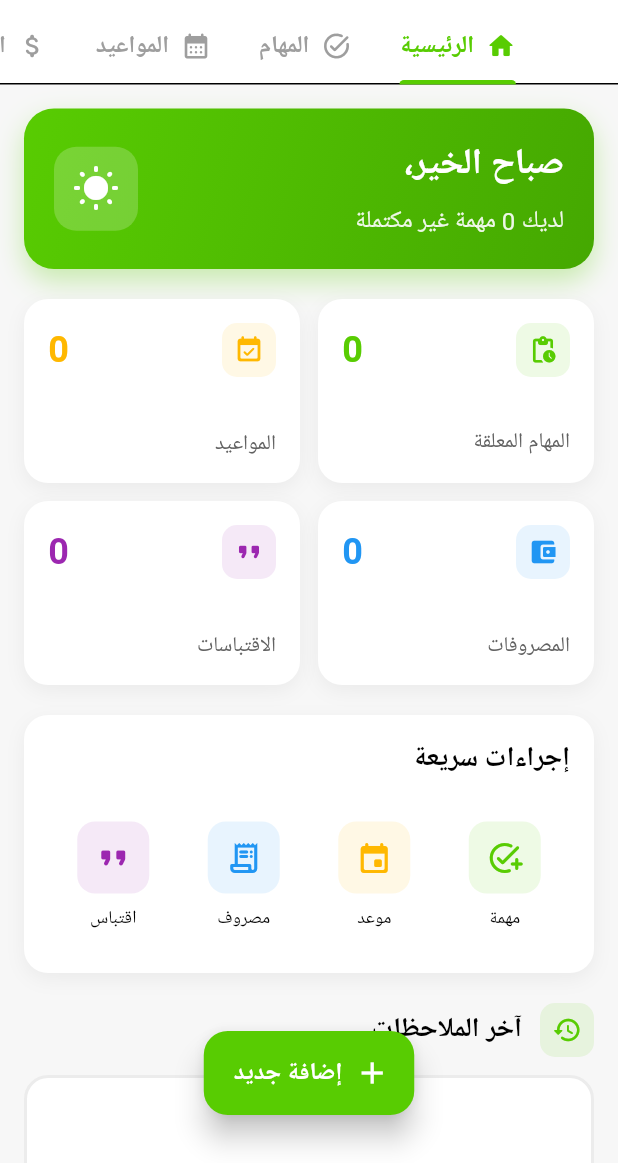
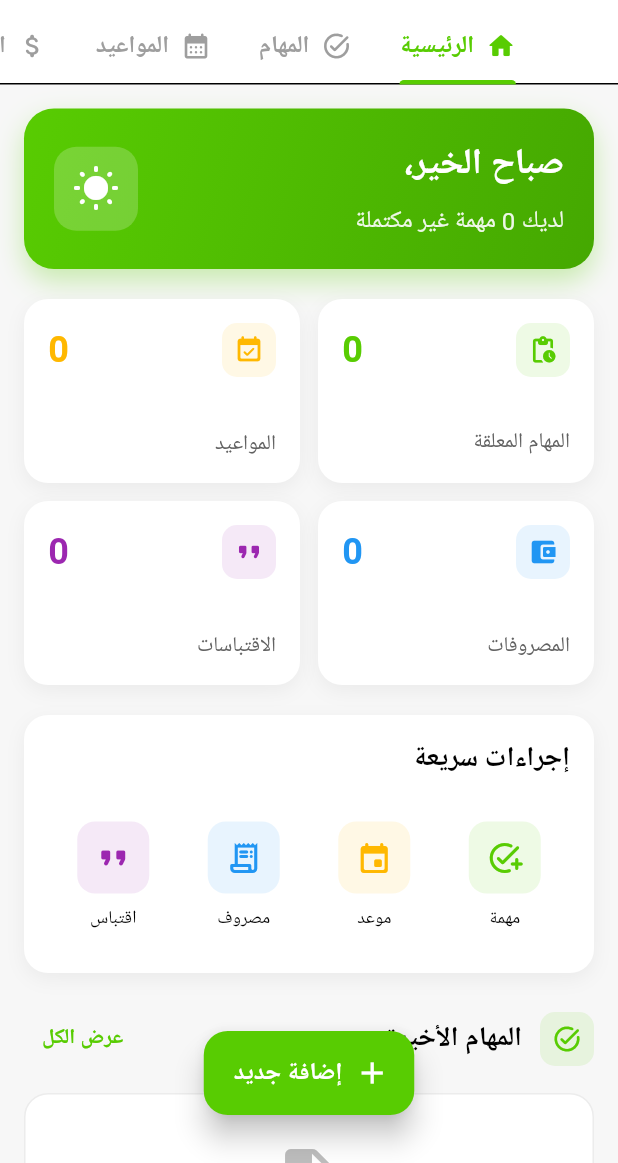
Before and after one commit to Lord-shaban/Nota, a Flutter app: the HomeScreen screen opened directly, on a phone screen of 412 x 824 dp, the part 73-1236 px from its top. Run offline on Flutter 3.47's test engine with Material 3 defaults, Android fonts, the phone set to English and light mode, and no system bars; our stand-ins replace camera, cloud_firestore, email_validator, equatable, firebase_auth, firebase_core and 12 more; missing offline and left inert: cloudinary_public; accounts and stored records are empty; Roboto replaces fonts that are missing (Tajawal).

Commit message:
feat(home): Add recent tasks widget to home screen
- Create RecentTasksWidget for displaying latest tasks
- Use same design as TaskGroupCard for consistency
- Show 5 most recent tasks with priority and due date
- Display checkbox with current completed state
- Add empty state when no tasks exist
- Filter tasks by userId and type
- Include 'عرض الكل' button for navigation
- Integrate widget into home tab
- Uses Tajawal font for consistency

Co-authored-by: ALi Sameh <178108183+Ali-0110@users.noreply.github.com>
Co-authored-by: Mahmoud Abdelrauf <170731337+Mahmoud13MA@users.noreply.github.com>

```diff
--- a/lib/ features/dashboard/home_screen.dart
+++ b/lib/ features/dashboard/home_screen.dart
@@ -14,6 +14,7 @@ import 'package:permission_handler/permission_handler.dart';
 import 'package:lottie/lottie.dart';
 import '../auth/splash/animated_splash_screen.dart';
 import 'tasks/tasks_tab_view.dart';
+import 'widgets/recent_tasks_widget.dart';
 
 // Cloudinary Configuration
 final cloudinary = CloudinaryPublic('dlbwwddv5', 'chat123', cache: false);
@@ -494,6 +495,8 @@ class _HomeScreenState extends State<HomeScreen>
                 _buildStatsCards(),
                 const SizedBox(height: 20),
                 _buildQuickActions(),
+                const SizedBox(height: 20),
+                const RecentTasksWidget(),
                 const SizedBox(height: 20),
               ],
               Row(
--- /dev/null
+++ b/lib/ features/dashboard/widgets/recent_tasks_widget.dart
@@ -0,0 +1,286 @@
+import 'package:flutter/material.dart';
+import 'package:cloud_firestore/cloud_firestore.dart';
+import 'package:firebase_auth/firebase_auth.dart';
+import '../../../core/models/task_model.dart';
+import '../../../core/theme/app_theme.dart';
+
+/// Widget to display recent tasks in home tab
+/// Uses the same design as TaskGroupCard for consistency
+///
+/// Co-authored-by: ALi Sameh
+/// Co-authored-by: Mahmoud Abdelrauf
+class RecentTasksWidget extends StatelessWidget {
+  const RecentTasksWidget({Key? key}) : super(key: key);
+
+  @override
+  Widget build(BuildContext context) {
+    final userId = FirebaseAuth.instance.currentUser?.uid ?? '';
+
+    return Column(
+      crossAxisAlignment: CrossAxisAlignment.start,
+      children: [
+        Row(
+          children: [
+            Container(
+              padding: const EdgeInsets.all(8),
+              decoration: BoxDecoration(
+                color: const Color(0xFF58CC02).withOpacity(0.1),
+                borderRadius: BorderRadius.circular(10),
+              ),
+              child: const Icon(
+                Icons.task_alt_rounded,
+                color: Color(0xFF58CC02),
+                size: 20,
+              ),
+            ),
+            const SizedBox(width: 12),
+            const Text(
+              'المهام الأخيرة',
+              style: TextStyle(
+                fontSize: 18,
+                fontWeight: FontWeight.w600,
+                fontFamily: 'Tajawal',
+              ),
+            ),
+            const Spacer(),
+            TextButton(
+              onPressed: () {
+                // Navigate to tasks tab (will be handled by parent)
+              },
+              child: const Text(
+                'عرض الكل',
+                style: TextStyle(
+                  color: Color(0xFF58CC02),
+                  fontFamily: 'Tajawal',
+                  fontWeight: FontWeight.w600,
+                ),
+              ),
+            ),
+          ],
+        ),
+        const SizedBox(height: 12),
+        StreamBuilder<QuerySnapshot>(
+          stream: FirebaseFirestore.instance
+              .collection('notes')
+              .snapshots(),
+          builder: (context, snapshot) {
+            if (snapshot.connectionState == ConnectionState.waiting) {
+              return const Center(
+                child: Padding(
+                  padding: EdgeInsets.all(20),
+                  child: CircularProgressIndicator(
+                    color: Color(0xFF58CC02),
+                  ),
+                ),
+              );
+            }
+
+            if (!snapshot.hasData) {
+              return _buildEmptyState();
+            }
+
+            // Filter tasks for current user
+            final tasks = snapshot.data!.docs
+                .map((doc) {
+                  try {
+                    final data = doc.data() as Map<String, dynamic>?;
+                    if (data != null &&
+                        data['type'] == 'task' &&
+                        data['userId'] == userId &&
+                        data['groupId'] != null) {
+                      return TaskModel.fromFirestore(doc);
+                    }
+                  } catch (e) {
+                    // Skip invalid documents
+                  }
+                  return null;
+                })
+                .where((task) => task != null)
+                .cast<TaskModel>()
+                .toList();
+
+            if (tasks.isEmpty) {
+              return _buildEmptyState();
+            }
+
+            // Sort by createdAt (newest first) and take 5
+            tasks.sort((a, b) => b.createdAt.compareTo(a.createdAt));
+            final recentTasks = tasks.take(5).toList();
+
+            return Column(
+              children: recentTasks
+                  .map((task) => _buildTaskCard(context, task))
+                  .toList(),
+            );
+          },
+        ),
+      ],
+    );
+  }
+
+  Widget _buildEmptyState() {
+    return Container(
+      padding: const EdgeInsets.all(32),
+      decoration: BoxDecoration(
+        color: Colors.white,
+        borderRadius: BorderRadius.circular(16),
+        border: Border.all(
+          color: Colors.grey.withOpacity(0.2),
+          width: 1,
+        ),
+      ),
+      child: Center(
+        child: Column(
+          children: [
+            Icon(
+              Icons.task_rounded,
+              size: 48,
+              color: Colors.grey.shade400,
+            ),
+            const SizedBox(height: 12),
+            Text(
+              'لا توجد مهام بعد',
+              style: TextStyle(
+                color: Colors.grey.shade600,
+                fontSize: 16,
+                fontWeight: FontWeight.w500,
+                fontFamily: 'Tajawal',
+              ),
+            ),
+            const SizedBox(height: 8),
+            Text(
+              'ابدأ بإضافة مهامك الآن',
+              style: TextStyle(
+                color: Colors.grey.shade400,
+                fontSize: 14,
+                fontFamily: 'Tajawal',
+              ),
+            ),
+          ],
+        ),
+      ),
+    );
+  }
+
+  Widget _buildTaskCard(BuildContext context, TaskModel task) {
+    return Container(
+      margin: const EdgeInsets.only(bottom: 8),
+      decoration: BoxDecoration(
+        color: Colors.white,
+        borderRadius: BorderRadius.circular(12),
+        border: Border.all(
+          color: task.isCompleted
+              ? AppTheme.successColor.withOpacity(0.3)
+              : Colors.grey.shade200,
+          width: 1,
+        ),
+      ),
+      child: ListTile(
+        contentPadding: const EdgeInsets.symmetric(horizontal: 12, vertical: 6),
+        leading: _buildCheckbox(task),
+        title: Text(
+          task.title,
+          style: TextStyle(
+            fontSize: 14,
+            fontWeight: FontWeight.w500,
+            fontFamily: 'Tajawal',
+            color: task.isCompleted
+                ? AppTheme.textLightColor
+                : AppTheme.textPrimaryColor,
+            decoration: task.isCompleted
+                ? TextDecoration.lineThrough
+                : TextDecoration.none,
+          ),
+          maxLines: 1,
+          overflow: TextOverflow.ellipsis,
+        ),
+        subtitle: task.description != null
+            ? Text(
+                task.description!,
+                style: const TextStyle(
+                  fontSize: 12,
+                  color: AppTheme.textSecondaryColor,
+                  fontFamily: 'Tajawal',
+                ),
+                maxLines: 1,
+                overflow: TextOverflow.ellipsis,
+              )
+            : null,
+        trailing: Row(
+          mainAxisSize: MainAxisSize.min,
+          children: [
+            // Priority indicator
+            Container(
+              width: 20,
+              height: 20,
+              decoration: BoxDecoration(
+                color: Color(int.parse(
+                        task.priorityColor.replaceFirst('#', '0xFF')))
+                    .withOpacity(0.15),
+                borderRadius: BorderRadius.circular(4),
+              ),
+              child: Center(
+                child: Text(
+                  task.priorityIcon,
+                  style: const TextStyle(fontSize: 10),
+                ),
+              ),
+            ),
+            // Due date indicator
+            if (task.dueDate != null) ...[
+              const SizedBox(width: 6),
+              Icon(
+                task.isOverdue
+                    ? Icons.error_outline
+                    : task.isDueToday
+                        ? Icons.today_outlined
+                        : Icons.calendar_today_outlined,
+                size: 14,
+                color: task.isOverdue
+                    ? Colors.red
+                    : task.isDueToday
+                        ? AppTheme.accentColor
+                        : AppTheme.textSecondaryColor,
+              ),
+            ],
+          ],
+        ),
+        onTap: () {
+          // Navigate to task details (will be handled by parent)
+        },
+      ),
+    );
+  }
+
+  Widget _buildCheckbox(TaskModel task) {
+    return Container(
+      width: 32,
+      height: 32,
+      padding: const EdgeInsets.all(2),
+      decoration: BoxDecoration(
+        color: task.isCompleted
+            ? const Color(0xFF10B981)
+            : const Color(0xFFF3F4F6),
+        borderRadius: BorderRadius.circular(6),
+        border: Border.all(
+          color: task.isCompleted
+              ? const Color(0xFF10B981)
+              : const Color(0xFFD1D5DB),
+          width: 2,
+        ),
+      ),
+      child: task.isCompleted
+          ? const Icon(
+              Icons.check,
+              color: Colors.white,
+              size: 18,
+            )
+          : Container(
+              decoration: BoxDecoration(
+                color: Colors.white,
+                borderRadius: BorderRadius.circular(3),
+              ),
+            ),
+    );
+  }
+}
```
